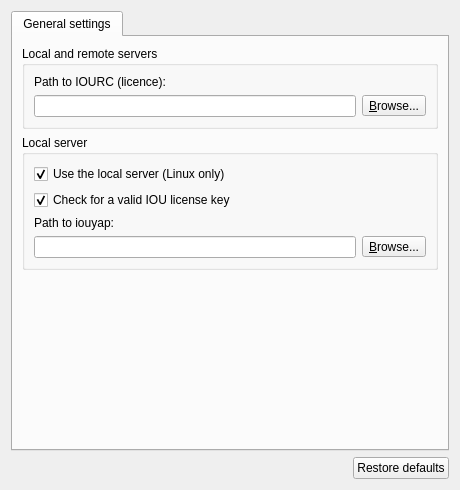
The window that gns3/modules/iou/ui/iou_preferences_page.ui (GNS3/gns3-gui) describes before a commit, drawn with Qt 5.
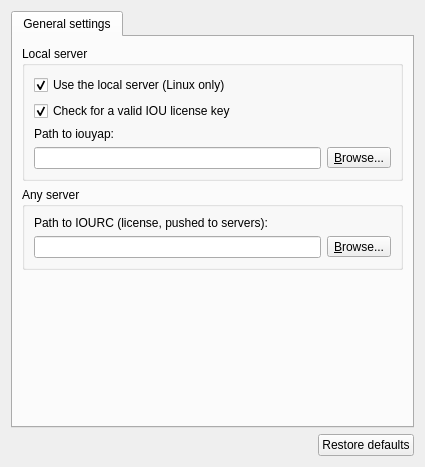
The same window after the commit.

Commit message: Fixes Qemu VM template with type "default" has the networking legacy mode set to off on Mac and Windows when using an old Qemu version.

What changed in the file:
```diff
--- a/gns3/modules/iou/ui/iou_preferences_page.ui
+++ b/gns3/modules/iou/ui/iou_preferences_page.ui
@@ -6,8 +6,8 @@
    <rect>
     <x>0</x>
     <y>0</y>
-    <width>460</width>
-    <height>490</height>
+    <width>425</width>
+    <height>467</height>
    </rect>
   </property>
   <property name="windowTitle">
@@ -25,47 +25,7 @@
       </attribute>
       <layout class="QVBoxLayout" name="verticalLayout">
        <item>
-        <widget class="QGroupBox" name="groupBox_2">
-         <property name="title">
-          <string>Local and remote servers</string>
-         </property>
-         <layout class="QGridLayout" name="gridLayout_4">
-          <item row="0" column="0">
-           <widget class="QLabel" name="uiIOURCPathLabel">
-            <property name="text">
-             <string>Path to IOURC (licence):</string>
-            </property>
-           </widget>
-          </item>
-          <item row="1" column="0">
-           <layout class="QHBoxLayout" name="horizontalLayout_5">
-            <item>
-             <widget class="QLineEdit" name="uiIOURCPathLineEdit">
-              <property name="sizePolicy">
-               <sizepolicy hsizetype="MinimumExpanding" vsizetype="Fixed">
-                <horstretch>0</horstretch>
-                <verstretch>0</verstretch>
-               </sizepolicy>
-              </property>
-             </widget>
-            </item>
-            <item>
-             <widget class="QToolButton" name="uiIOURCPathToolButton">
-              <property name="text">
-               <string>&amp;Browse...</string>
-              </property>
-              <property name="toolButtonStyle">
-               <enum>Qt::ToolButtonTextOnly</enum>
-              </property>
-             </widget>
-            </item>
-           </layout>
-          </item>
-         </layout>
-        </widget>
-       </item>
-       <item>
-        <widget class="QGroupBox" name="groupBox">
+        <widget class="QGroupBox" name="uiLocalServerGroupBox">
          <property name="title">
           <string>Local server</string>
          </property>
@@ -124,6 +84,46 @@
          </layout>
         </widget>
        </item>
+       <item>
+        <widget class="QGroupBox" name="uiAnyServerGroupBox">
+         <property name="title">
+          <string>Any server</string>
+         </property>
+         <layout class="QGridLayout" name="gridLayout_4">
+          <item row="0" column="0">
+           <widget class="QLabel" name="uiIOURCPathLabel">
+            <property name="text">
+             <string>Path to IOURC (license, pushed to servers):</string>
+            </property>
+           </widget>
+          </item>
+          <item row="1" column="0">
+           <layout class="QHBoxLayout" name="horizontalLayout_5">
+            <item>
+             <widget class="QLineEdit" name="uiIOURCPathLineEdit">
+              <property name="sizePolicy">
+               <sizepolicy hsizetype="MinimumExpanding" vsizetype="Fixed">
+                <horstretch>0</horstretch>
+                <verstretch>0</verstretch>
+               </sizepolicy>
+              </property>
+             </widget>
+            </item>
+            <item>
+             <widget class="QToolButton" name="uiIOURCPathToolButton">
+              <property name="text">
+               <string>&amp;Browse...</string>
+              </property>
+              <property name="toolButtonStyle">
+               <enum>Qt::ToolButtonTextOnly</enum>
+              </property>
+             </widget>
+            </item>
+           </layout>
+          </item>
+         </layout>
+        </widget>
+       </item>
        <item>
         <spacer name="verticalSpacer">
          <property name="orientation">
```
The commit also changes 2 other files.
